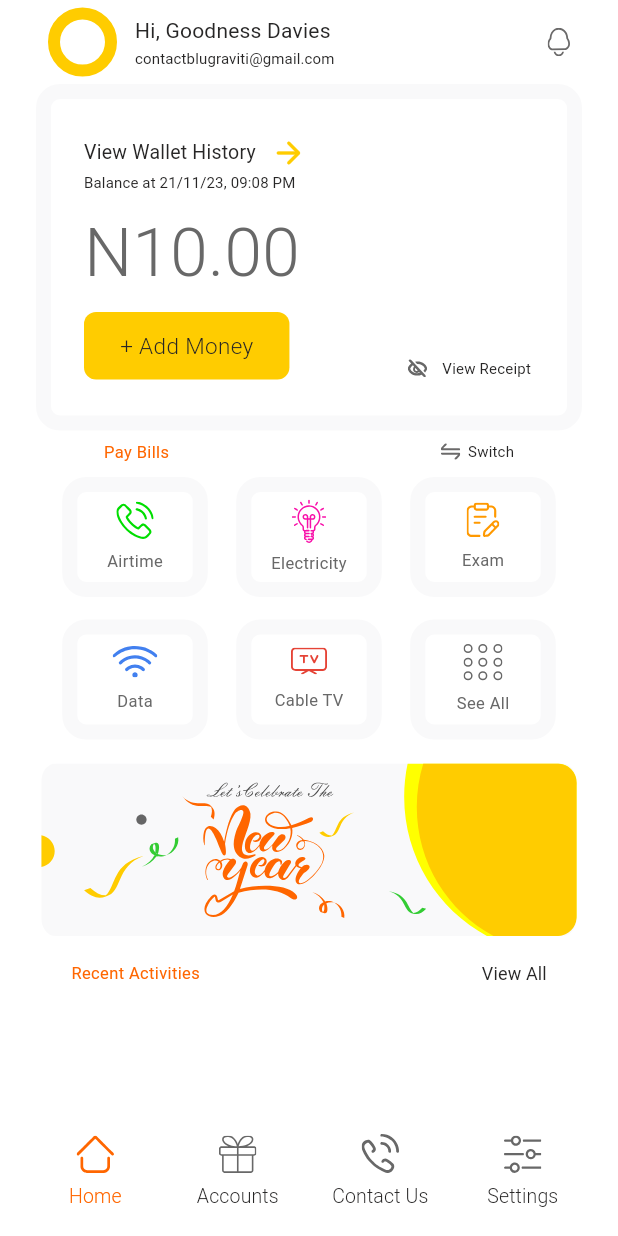
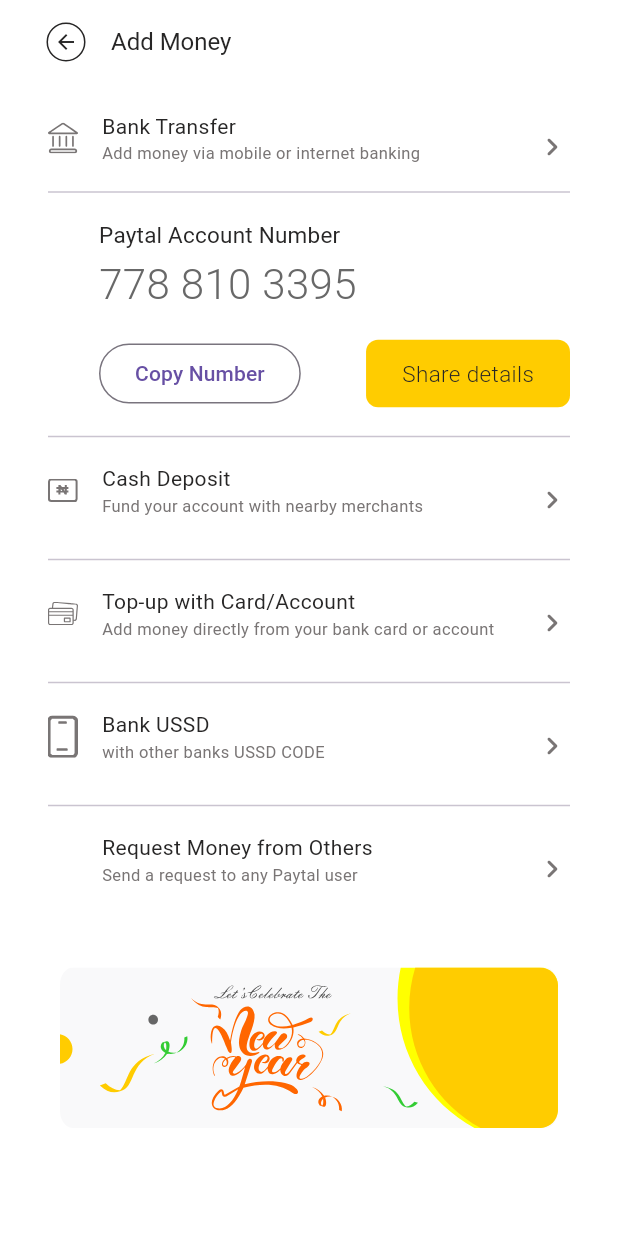
Before and after one commit to De-Morgan/xcrow, a Flutter app: the screen it shows after launch, after a tap on "+ Add Money", on a phone screen of 412 x 824 dp. Run offline on Flutter 3.47's test engine with Material 3 defaults, Android fonts, the phone set to English and light mode, and no system bars; our stand-ins replace dio, flutter_svg, hooks_riverpod.

Commit message:
bank transfer

```diff
--- /dev/null
+++ b/lib/ui/home_page/pages/add_money_page.dart
@@ -0,0 +1,94 @@
+import 'package:flutter/material.dart';
+import 'package:xcrow/ui/home_page/pages/bank_transfer_page.dart';
+import 'package:xcrow/ui/home_page/widgets/account_num_widget.dart';
+import 'package:xcrow/ui/home_page/widgets/nav_page_padding.dart';
+import 'package:xcrow/ui/home_page/widgets/new_year_widget.dart';
+import 'package:xcrow/ui/shared/app_listtile.dart';
+import 'package:xcrow/ui/shared/appbar_widget.dart';
+import 'package:xcrow/ui/utils/context_extension.dart';
+import 'package:xcrow/ui/utils/svg_path.dart';
+
+class AddMoneyPage extends StatelessWidget {
+  const AddMoneyPage({super.key});
+
+  @override
+  Widget build(BuildContext context) {
+    return ScaffoldPagePaddingWidget(
+      child: Scaffold(
+        appBar: AppBarWidget(
+          title: 'Add Money',
+        ),
+        body: SingleChildScrollView(
+          child: Column(
+            crossAxisAlignment: CrossAxisAlignment.start,
+            children: [
+              SizedBox(height: 8),
+              AppListTile(
+                leadingSvg: SvgPath.bank,
+                title: 'Bank Transfer',
+                subtitle: 'Add money via mobile or internet banking',
+                trailing: Icon(Icons.keyboard_arrow_right_rounded),
+                onTap: () => context.push(BankTransferPage()),
+              ),
+              Padding(
+                padding: EdgeInsets.only(left: 16.0, right: 16, bottom: 10),
+                child: Divider(),
+              ),
+              Padding(
+                padding: const EdgeInsets.only(left: 50.0),
+                child: AccountNumberWidget(),
+              ),
+              Padding(
+                padding: EdgeInsets.only(left: 16.0, right: 16, top: 10),
+                child: Divider(),
+              ),
+              AppListTile(
+                leadingSvg: SvgPath.cashDeposit,
+                title: 'Cash Deposit',
+                subtitle: 'Fund your account with nearby merchants',
+                trailing: Icon(Icons.keyboard_arrow_right_rounded),
+              ),
+              Padding(
+                padding: EdgeInsets.only(left: 16.0, right: 16, top: 10),
+                child: Divider(),
+              ),
+              AppListTile(
+                leadingSvg: SvgPath.card,
+                title: 'Top-up with Card/Account',
+                subtitle: 'Add money directly from your bank card or account',
+                trailing: Icon(Icons.keyboard_arrow_right_rounded),
+              ),
+              Padding(
+                padding: EdgeInsets.only(left: 16.0, right: 16, top: 10),
+                child: Divider(),
+              ),
+              AppListTile(
+                leadingSvg: SvgPath.ussd,
+                title: 'Bank USSD',
+                subtitle: 'with other banks USSD CODE',
+                trailing: Icon(Icons.keyboard_arrow_right_rounded),
+              ),
+              Padding(
+                padding: EdgeInsets.only(left: 16.0, right: 16, top: 10),
+                child: Divider(),
+              ),
+              AppListTile(
+                leading: SizedBox(
+                  width: 20,
+                ),
+                title: 'Request Money from Others',
+                subtitle: 'Send a request to any Paytal user',
+                trailing: Icon(Icons.keyboard_arrow_right_rounded),
+              ),
+              Padding(
+                padding:
+                    const EdgeInsets.symmetric(horizontal: 24.0, vertical: 24),
+                child: NewYearWidget(),
+              ),
+            ],
+          ),
+        ),
+      ),
+    );
+  }
+}
--- /dev/null
+++ b/lib/ui/home_page/widgets/account_num_widget.dart
@@ -0,0 +1,52 @@
+import 'package:flutter/material.dart';
+import 'package:xcrow/ui/shared/button_container.dart';
+import 'package:xcrow/ui/theme/font_familty.dart';
+import 'package:xcrow/ui/utils/context_extension.dart';
+
+class AccountNumberWidget extends StatelessWidget {
+  const AccountNumberWidget({super.key});
+
+  @override
+  Widget build(BuildContext context) {
+    return Column(
+      crossAxisAlignment: CrossAxisAlignment.start,
+      children: [
+        Text(
+          'Paytal Account Number',
+          style: context.titleMedium?.copyWith(fontSize: 15),
+        ),
+        Text(
+          '778 810 3395',
+          style: context.bodyMedium?.copyWith(
+              fontSize: 28,
+              fontWeight: FontWeight.w300,
+              fontFamily: FontFamily.light),
+        ),
+        const SizedBox(height: 16),
+        CopyShareAcctNumberWidget()
+      ],
+    );
+  }
+}
+
+class CopyShareAcctNumberWidget extends StatelessWidget {
+  const CopyShareAcctNumberWidget({super.key});
+
+  @override
+  Widget build(BuildContext context) {
+    return Row(
+      children: [
+        OutlinedButton(
+          onPressed: () {},
+          child: Text('Copy Number'),
+        ),
+        Spacer(),
+        ButtonContainer(
+          onPressed: () {},
+          label: 'Share details',
+        ),
+        const SizedBox(width: 16),
+      ],
+    );
+  }
+}
--- a/lib/ui/home_page/widgets/dash_board_widget.dart
+++ b/lib/ui/home_page/widgets/dash_board_widget.dart
@@ -1,4 +1,5 @@
 import 'package:flutter/material.dart';
+import 'package:xcrow/ui/home_page/pages/add_money_page.dart';
 import 'package:xcrow/ui/shared/button_container.dart';
 import 'package:xcrow/ui/shared/svg_widget.dart';
 import 'package:xcrow/ui/theme/font_familty.dart';
@@ -51,7 +52,9 @@ class DashboardWidget extends StatelessWidget {
             crossAxisAlignment: CrossAxisAlignment.end,
             children: [
               ButtonContainer(
-                onPressed: () {},
+                onPressed: () {
+                  context.push(const AddMoneyPage());
+                },
                 label: '+ Add Money',
               ),
               const Spacer(),
--- a/lib/ui/shared/app_listtile.dart
+++ b/lib/ui/shared/app_listtile.dart
@@ -1,5 +1,6 @@
 import 'package:flutter/material.dart';
 import 'package:xcrow/ui/shared/svg_widget.dart';
+import 'package:xcrow/ui/utils/context_extension.dart';
 
 class AppListTile extends StatelessWidget {
   const AppListTile(
@@ -9,6 +10,9 @@ class AppListTile extends StatelessWidget {
       this.subtitleWidget,
       this.titleWidget,
       this.leading,
+      this.trailingSvg,
+      this.trailing,
+      this.onTap,
       this.leadingSvg});
 
   final String title;
@@ -20,8 +24,72 @@ class AppListTile extends StatelessWidget {
   final String? leadingSvg;
   final Widget? leading;
 
+  final String? trailingSvg;
+  final Widget? trailing;
+  final VoidCallback? onTap;
+
   @override
   Widget build(BuildContext context) {
+    return InkWell(
+      onTap: onTap,
+      child: Padding(
+        padding: const EdgeInsets.symmetric(horizontal: 16.0, vertical: 10),
+        child: IconTheme(
+          data: IconThemeData(color: context.listTileThemeData.iconColor),
+          child: Row(
+            crossAxisAlignment: CrossAxisAlignment.end,
+            children: [
+              Expanded(
+                child: Row(
+                  children: [
+                    leading ??
+                        switch (leadingSvg != null) {
+                          true => SvgWidget(
+                              svgPath: '$leadingSvg',
+                              width: 20,
+                              color: context.listTileThemeData.iconColor),
+                          false => const SizedBox()
+                        },
+                    const SizedBox(width: 16),
+                    Expanded(
+                      child: Column(
+                        crossAxisAlignment: CrossAxisAlignment.start,
+                        mainAxisAlignment: MainAxisAlignment.center,
+                        children: [
+                          titleWidget ??
+                              Text(
+                                title,
+                                style: context.listTileThemeData.titleTextStyle,
+                              ),
+                          subtitleWidget ??
+                              switch (subtitle.isNotEmpty) {
+                                true => Text(
+                                    subtitle,
+                                    style: context
+                                        .listTileThemeData.subtitleTextStyle,
+                                  ),
+                                false => const SizedBox.shrink()
+                              }
+                        ],
+                      ),
+                    ),
+                  ],
+                ),
+              ),
+              const SizedBox(width: 16),
+              trailing ??
+                  switch (trailingSvg != null) {
+                    true => SvgWidget(
+                        svgPath: '$trailingSvg',
+                      ),
+                    false => const SizedBox()
+                  },
+            ],
+          ),
+        ),
+      ),
+    );
+    //todo delete
     return ListTile(
       title: titleWidget ?? Text(title),
       subtitle: subtitleWidget ??
@@ -38,6 +106,14 @@ class AppListTile extends StatelessWidget {
               ),
             false => null
           },
+      trailing: trailing ??
+          switch (trailingSvg != null) {
+            true => SvgWidget(
+                svgPath: '$trailingSvg',
+                width: 20,
+              ),
+            false => null
+          },
     );
   }
 }
--- a/lib/ui/utils/context_extension.dart
+++ b/lib/ui/utils/context_extension.dart
@@ -16,6 +16,8 @@ extension BuildContextExtension on BuildContext {
   TextStyle? get titleMedium => textTheme.titleMedium;
   TextStyle? get titleSmall => textTheme.titleSmall;
   TextStyle? get bodyMedium => textTheme.bodyMedium;
+
+  ListTileThemeData get listTileThemeData => themeData.listTileTheme;
 
   double get height => MediaQuery.maybeSizeOf(this)?.height ?? 800;
 
--- a/lib/ui/utils/svg_path.dart
+++ b/lib/ui/utils/svg_path.dart
@@ -35,4 +35,10 @@ class SvgPath {
   static const refferal = '${_root}refferal.svg';
   static const wallet = '${_root}wallet.svg';
   static const userSetting = '${_root}user_setting.svg';
+
+  static const bank = '${_root}bank.svg';
+  static const card = '${_root}card.svg';
+  static const ussd = '${_root}ussd.svg';
+  static const user = '${_root}user.svg';
+  static const cashDeposit = '${_root}cash_deposit.svg';
 }
```
Also changed, not shown: lib/ui/home_page/pages/bank_transfer_page.dart (added, +141 -0 lines), assets/svgs/bank.svg (added), assets/svgs/card.svg (added), assets/svgs/cash_deposit.svg (added), assets/svgs/user.svg (added), assets/svgs/ussd.svg (added).
